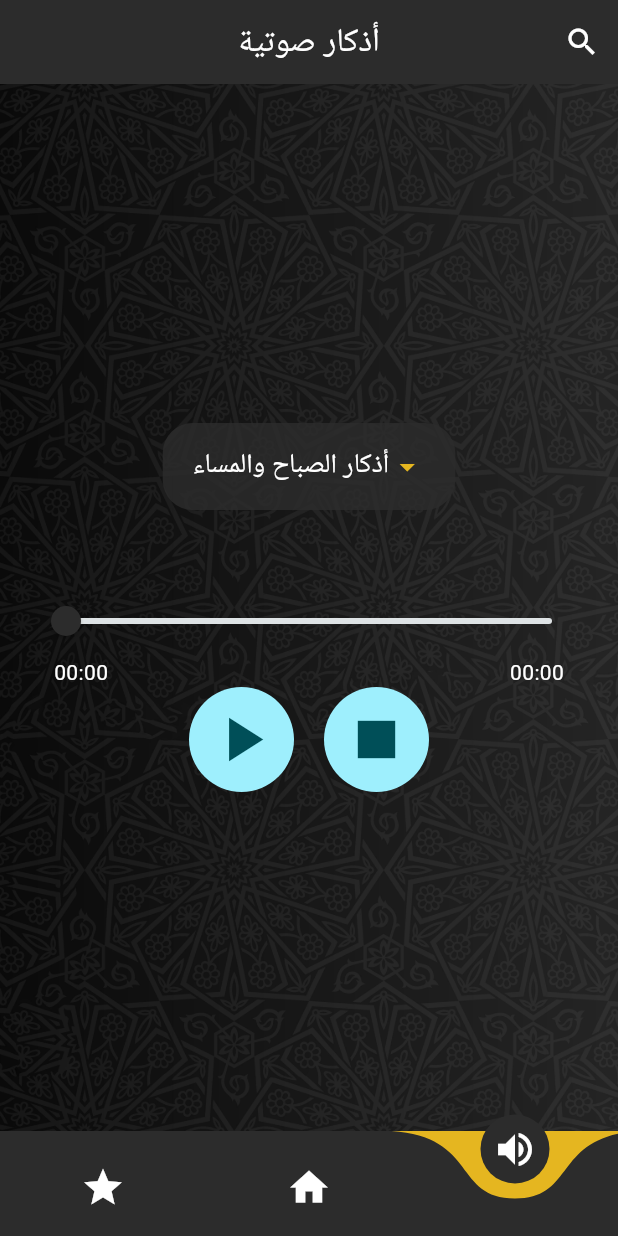
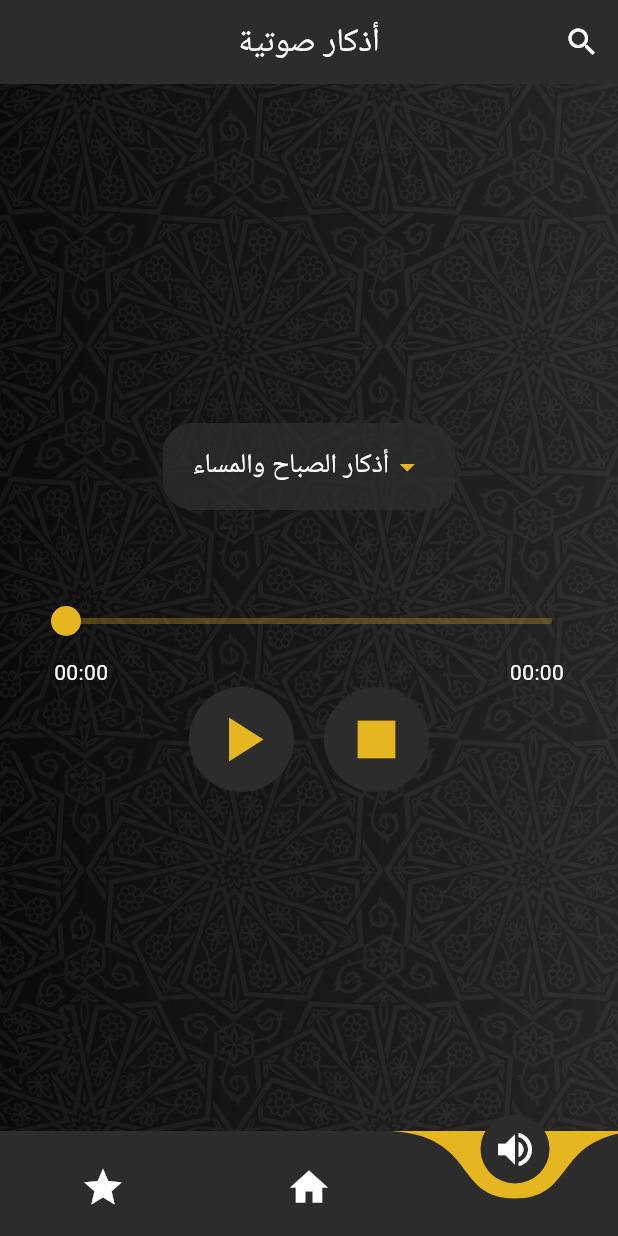
Before and after one commit to Gebrilo/azkarapp, a Flutter app: the screen it shows after launch, item 3 of the bottom bar chosen, on a phone screen of 412 x 824 dp. Run offline on Flutter 3.47's test engine with Material 3 defaults, Android fonts, the light colour scheme and no system bars; drawn by our look-alikes of curved_navigation_bar; our stand-ins replace audioplayers, flutter_cache_manager, scrollable_positioned_list.

Commit message:
Feat: Updated audio button colors, added card shadows and click feedback, reverted nav bar design, and updated app logo

```diff
--- a/lib/shared/widgets/audio_player.dart
+++ b/lib/shared/widgets/audio_player.dart
@@ -99,14 +99,14 @@ class _LocalAudioState extends State<LocalAudio> {
           Container(
             padding: const EdgeInsets.symmetric(horizontal: 20, vertical: 5),
             decoration: BoxDecoration(
-              color: const Color(0xff2c2c2c).withAlpha(204),
+              color: Theme.of(context).colorScheme.primary.withAlpha(204), // Changed to theme primary color
               borderRadius: BorderRadius.circular(20),
             ),
             child: DropdownButton<String>(
               value: _selectedAudioName,
-              dropdownColor: const Color(0xff2c2c2c),
+              dropdownColor: Theme.of(context).colorScheme.primary, // Changed to theme primary color
               style: const TextStyle(color: Colors.white, fontSize: 18),
-              icon: const Icon(Icons.arrow_drop_down, color: Color(0xffe5b620)),
+              icon: Icon(Icons.arrow_drop_down, color: Theme.of(context).colorScheme.secondary), // Changed to theme secondary color
               underline: Container(),
               onChanged: (String? newValue) async {
                 if (newValue == null) return;
@@ -136,6 +136,8 @@ class _LocalAudioState extends State<LocalAudio> {
               final position = Duration(seconds: value.toInt());
               await _audioPlayer.seek(position);
             },
+            activeColor: Theme.of(context).colorScheme.secondary, // Added for theme consistency
+            inactiveColor: Theme.of(context).colorScheme.secondary.withOpacity(0.3), // Added for theme consistency
           ),
           Padding(
             padding: const EdgeInsets.symmetric(horizontal: 16),
@@ -152,9 +154,11 @@ class _LocalAudioState extends State<LocalAudio> {
             children: [
               CircleAvatar(
                 radius: 35,
+                backgroundColor: Theme.of(context).colorScheme.primary, // Changed to theme primary color
                 child: IconButton(
                   icon: Icon(
                     _isPlaying ? Icons.pause : Icons.play_arrow,
+                    color: Theme.of(context).colorScheme.secondary, // Changed to theme secondary color
                   ),
                   iconSize: 50,
                   onPressed: () {
@@ -169,8 +173,10 @@ class _LocalAudioState extends State<LocalAudio> {
               const SizedBox(width: 20),
               CircleAvatar(
                 radius: 35,
+                backgroundColor: Theme.of(context).colorScheme.primary, // Changed to theme primary color
                 child: IconButton(
-                  icon: const Icon(Icons.stop),
+                  icon: Icon(Icons.stop,
+                    color: Theme.of(context).colorScheme.secondary,), // Changed to theme secondary color
                   iconSize: 50,
                   onPressed: () {
                     _audioPlayer.stop();
```
Also changed, not shown: lib/shared/widgets/custom_card.dart (+6 -2 lines), 27 other files.
